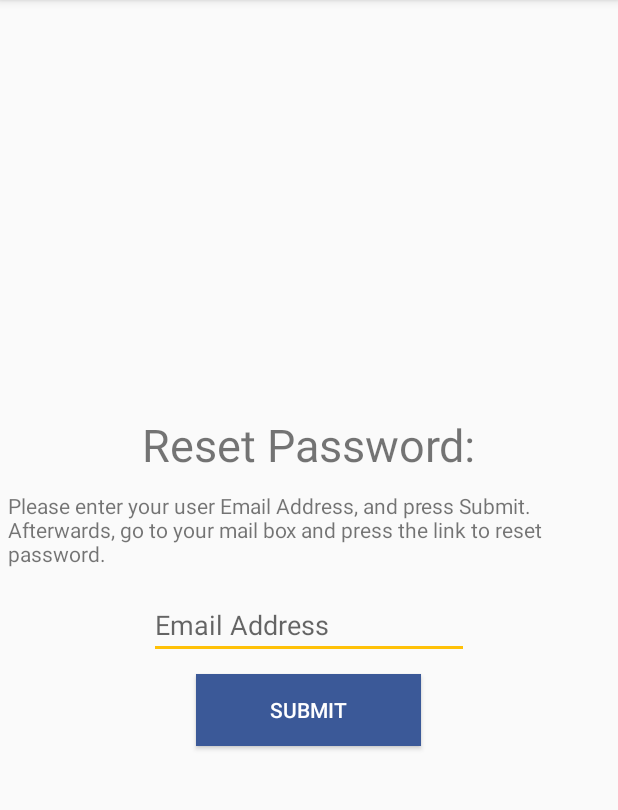
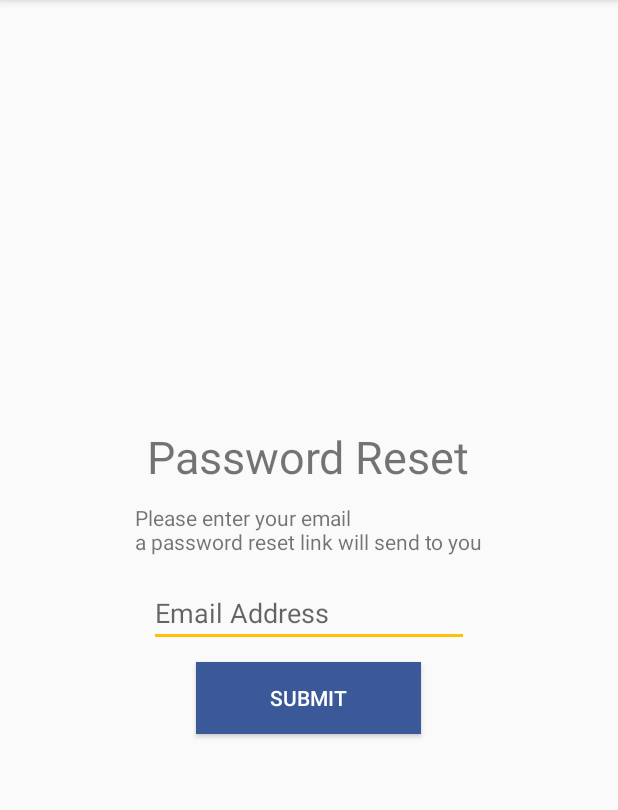
Before and after one commit to KobiShpak/eCommerceApp, an Android app: the ForgotPasswordActivity screen opened directly, with no data from a screen before it, on a phone screen of 412 x 824 dp, the part 84-894 px from its top. Run offline under Robolectric (Android 15) with nearby library versions, the phone set to English and light mode, and no system bars; our stand-ins replace Firebase (no records; nobody signed in at launch, a user with empty details on screens opened directly).

Commit message:
last fixes and design

```diff
--- a/app/src/main/res/layout/activity_forgot_password.xml
+++ b/app/src/main/res/layout/activity_forgot_password.xml
@@ -8,22 +8,21 @@
     tools:context=".MainActivity">
 
     <TextView
-        android:id="@+id/splashScreenHeadline"
+        android:id="@+id/forgotPasswordHeadline"
         android:layout_width="wrap_content"
         android:layout_height="wrap_content"
         android:layout_marginTop="5dp"
         android:layout_marginBottom="5dp"
-        android:text="Reset Password:"
+        android:text="@string/reset_password"
         android:textSize="30sp"
         android:layout_gravity="center"/>
 
     <TextView
-        android:id="@+id/splashScreenHeadline"
+        android:id="@+id/forgotPasswordText"
         android:layout_width="wrap_content"
         android:layout_height="wrap_content"
         android:layout_margin="5dp"
-        android:text="Please enter your user Email Address, and press Submit.
-Afterwards, go to your mail box and press the link to reset password."
+        android:text="@string/forgot_password_text"
         android:layout_gravity="center"/>
 
     <EditText
@@ -31,11 +30,9 @@ Afterwards, go to your mail box and press the link to reset password."
         android:layout_width="wrap_content"
         android:layout_height="wrap_content"
         android:layout_marginTop="10dp"
-        android:autofillHints=""
         android:ems="10"
         android:hint="@string/email_address"
-        android:inputType="textEmailAddress"
-        tools:targetApi="o" />
+        android:inputType="textEmailAddress" />
 
     <Button
         android:id="@+id/buttonSubmit"
@@ -43,6 +40,6 @@ Afterwards, go to your mail box and press the link to reset password."
         android:layout_height="wrap_content"
         android:layout_marginTop="10dp"
         android:background="@color/colorPrimary"
-        android:text="Submit"
+        android:text="@string/submit"
         android:textColor="@android:color/white" />
 </LinearLayout>
--- a/app/src/main/res/values/strings.xml
+++ b/app/src/main/res/values/strings.xml
@@ -42,6 +42,8 @@
     <string name="password_reset_succeded">Password reset link sent to your mail</string>
     <string name="email_not_found">Email was not found</string>
     <string name="please_enter_email">Email is invalid, please enter your user email in the email field</string>
-    <string name="sign_in_anonymously">Sign In Anonymously</string>
+    <string name="sign_in_anonymously">Skip sign in</string>
+    <string name="forgot_password_text">Please enter your email\na password reset link will send to you</string>
+    <string name="reset_password">Password Reset</string>
 
 </resources>
--- a/app/src/main/res/values/styles.xml
+++ b/app/src/main/res/values/styles.xml
@@ -6,6 +6,14 @@
         <item name="colorPrimary">@color/colorPrimary</item>
         <item name="colorPrimaryDark">@color/colorPrimaryDark</item>
         <item name="colorAccent">@color/colorAccent</item>
+        <item name="android:windowAnimationStyle">@style/CustomActivityAnimation</item>
+    </style>
+
+    <style name="CustomActivityAnimation" parent="@android:style/Animation.Activity">
+        <item name="android:activityOpenEnterAnimation">@anim/slide_in_right</item>
+        <item name="android:activityOpenExitAnimation">@anim/slide_out_left</item>
+        <item name="android:activityCloseEnterAnimation">@anim/slide_in_left</item>
+        <item name="android:activityCloseExitAnimation">@anim/slide_out_right</item>
     </style>
 
 </resources>
```
Also changed, not shown: app/src/main/java/com/example/kobishpak/hw01/DisplayUserInfoActivity.java (+9 -29 lines), app/src/main/java/com/example/kobishpak/hw01/ForgotPasswordActivity.java (+1 -23 lines), app/src/main/res/layout/activity_display_user_info.xml (+6 -35 lines), app/src/main/res/layout/activity_login.xml (+42 -25 lines).
